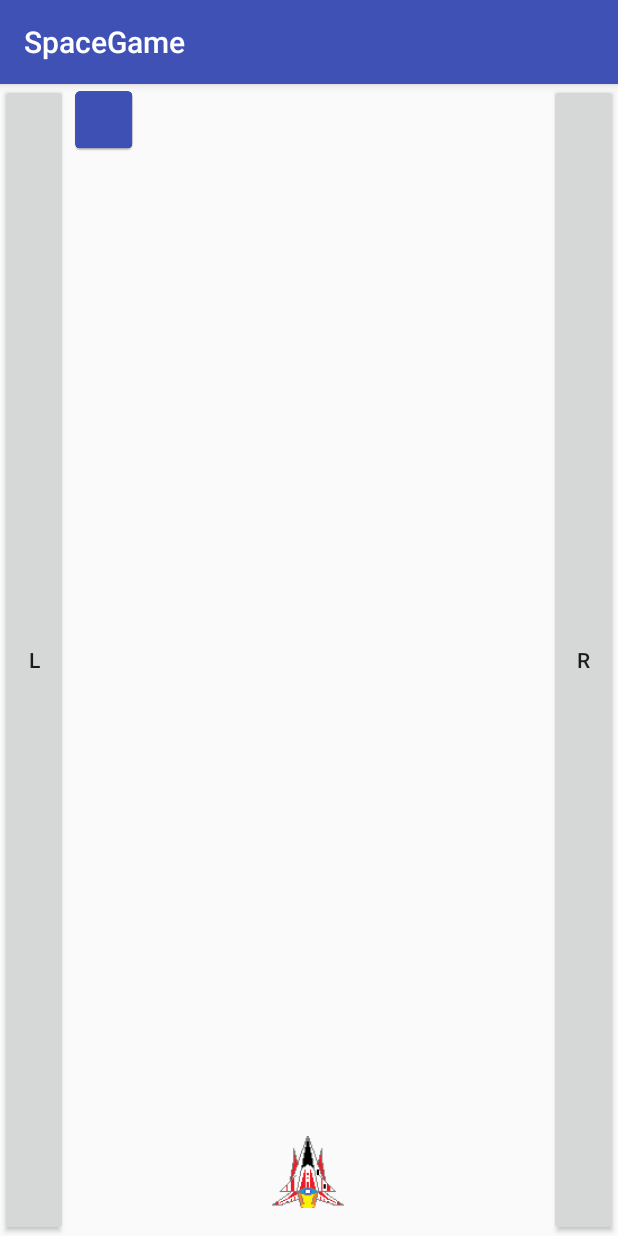
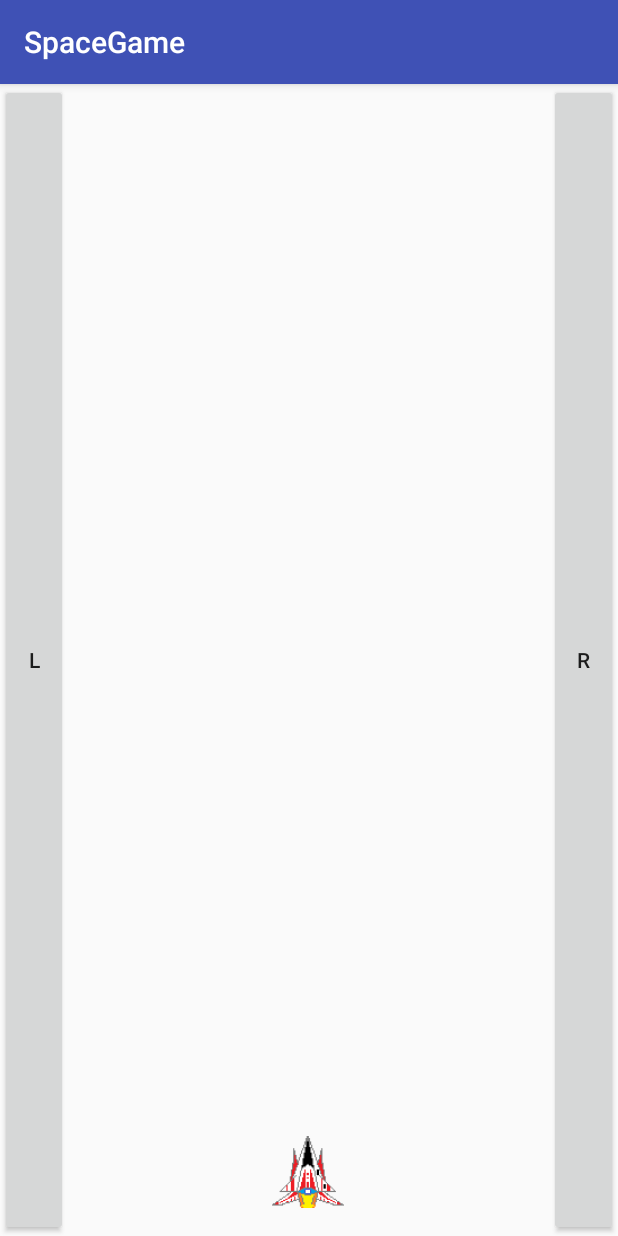
Before and after one commit to hornsbym/SpaceGame, an Android app: the screen it shows after launch (MainActivity), on a phone screen of 412 x 824 dp. Run offline under Robolectric (Android 15) with nearby library versions, the phone set to English and light mode, and no system bars.

Commit message:
Tried to fix stuff. Didn't quite work

```diff
--- a/app/src/main/java/com/example/hornsby/spacegame/MainActivity.java
+++ b/app/src/main/java/com/example/hornsby/spacegame/MainActivity.java
@@ -2,9 +2,12 @@ package com.example.hornsby.spacegame;
 
 import android.content.Intent;
 import android.graphics.Bitmap;
+import android.graphics.Canvas;
+import android.graphics.Color;
 import android.graphics.drawable.BitmapDrawable;
 import android.support.v7.app.AppCompatActivity;
 import android.os.Bundle;
+import android.util.Log;
 import android.view.View;
 import android.widget.Button;
 import android.widget.ImageView;
@@ -36,9 +39,12 @@ public class MainActivity extends AppCompatActivity {
     private RelativeLayout mRunway3;
     private RelativeLayout mRunway4;
     private RelativeLayout mRunway5;
+    private RelativeLayout.LayoutParams mParams;
 
     private BitmapDrawable mBitmapDrawable1;
     private Bitmap mBitmap1;
+    private Canvas mCanvas1;
+
 
 
     @Override
@@ -47,8 +53,6 @@ public class MainActivity extends AppCompatActivity {
         setContentView(R.layout.activity_main);
 
         mShip = new Ship();
-
-        mAsteroid = (ImageView) findViewById(R.id.asteroid);
 
         mSpot1 = (ImageView) findViewById(R.id.spot_1);
         mSpot2 = (ImageView) findViewById(R.id.spot_2);
@@ -73,15 +77,17 @@ public class MainActivity extends AppCompatActivity {
             }
         });
 
-        mBitmap1.createBitmap(mRunway1.getHeight(),mRunway1.getWidth(), Bitmap.Config.ARGB_8888);
-        mBitmapDrawable1 = new BitmapDrawable(mBitmap1);
+        RelativeLayout rl = (RelativeLayout) findViewById(R.id.runway_1);
+
+        ImageView iv = new ImageView(this);
+
 
         mRunwayBar = (LinearLayout) findViewById(R.id.runway_bar);
         mRunwayBar.setOnClickListener(new View.OnClickListener() {
             @Override
             public void onClick(View v) {
                 Toast.makeText(getApplicationContext(), "Asteroid clicked", Toast.LENGTH_SHORT).show();
-                mRunway1.setOnClickListenerBackground(mBitmapDrawable1);
+                mParams.topMargin+=100;
             }
         });
 
--- a/app/src/main/res/layout/activity_main.xml
+++ b/app/src/main/res/layout/activity_main.xml
@@ -24,11 +24,6 @@
                 android:layout_width="0dp"
                 android:layout_height="match_parent"
                 android:layout_weight="1" >
-                <ImageView
-                    android:id="@+id/asteroid"
-                    android:layout_width="wrap_content"
-                    android:layout_height="wrap_content"
-                    android:src="@drawable/ic_launcher"/>
             </RelativeLayout>
             <RelativeLayout
                 android:id="@+id/runway_2"
```
